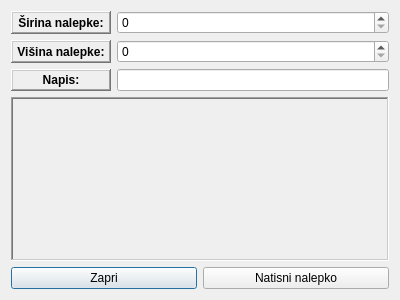
Old version of the form novanalepka.ui in the repository nejcSedo/PrintNalepk.
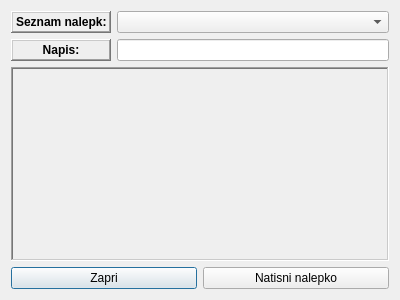
New version of the form.

```diff
--- a/novanalepka.ui
+++ b/novanalepka.ui
@@ -15,62 +15,12 @@
   </property>
   <layout class="QGridLayout" name="gridLayout">
    <item row="0" column="0">
-    <layout class="QHBoxLayout" name="horizontalLayout_4">
-     <item>
-      <widget class="QLabel" name="label">
-       <property name="minimumSize">
-        <size>
-         <width>100</width>
-         <height>0</height>
-        </size>
-       </property>
-       <property name="maximumSize">
-        <size>
-         <width>80</width>
-         <height>16777215</height>
-        </size>
-       </property>
-       <property name="font">
-        <font>
-         <weight>75</weight>
-         <bold>true</bold>
-        </font>
-       </property>
-       <property name="frameShape">
-        <enum>QFrame::WinPanel</enum>
-       </property>
-       <property name="frameShadow">
-        <enum>QFrame::Raised</enum>
-       </property>
-       <property name="text">
-        <string>Širina nalepke:</string>
-       </property>
-       <property name="alignment">
-        <set>Qt::AlignCenter</set>
-       </property>
-       <property name="buddy">
-        <cstring>spinBox_sirinaNalepke</cstring>
-       </property>
-      </widget>
-     </item>
-     <item>
-      <widget class="QSpinBox" name="spinBox_sirinaNalepke"/>
-     </item>
-    </layout>
-   </item>
-   <item row="1" column="0">
     <layout class="QHBoxLayout" name="horizontalLayout_3">
      <item>
-      <widget class="QLabel" name="label_2">
-       <property name="minimumSize">
-        <size>
-         <width>100</width>
-         <height>0</height>
-        </size>
-       </property>
+      <widget class="QLabel" name="label_seznamNalepk">
        <property name="maximumSize">
         <size>
-         <width>80</width>
+         <width>100</width>
          <height>16777215</height>
         </size>
        </property>
@@ -87,22 +37,16 @@
         <enum>QFrame::Raised</enum>
        </property>
        <property name="text">
-        <string>Višina nalepke:</string>
-       </property>
-       <property name="alignment">
-        <set>Qt::AlignCenter</set>
-       </property>
-       <property name="buddy">
-        <cstring>spinBox_visinaNalepke</cstring>
+        <string>Seznam nalepk:</string>
        </property>
       </widget>
      </item>
      <item>
-      <widget class="QSpinBox" name="spinBox_visinaNalepke"/>
+      <widget class="QComboBox" name="comboBox_seznamNalepk"/>
      </item>
     </layout>
    </item>
-   <item row="2" column="0">
+   <item row="1" column="0">
     <layout class="QHBoxLayout" name="horizontalLayout">
      <item>
       <widget class="QLabel" name="label_napis">
@@ -140,7 +84,7 @@
      </item>
     </layout>
    </item>
-   <item row="3" column="0">
+   <item row="2" column="0">
     <widget class="QLabel" name="label_qrcode">
      <property name="sizePolicy">
       <sizepolicy hsizetype="Preferred" vsizetype="MinimumExpanding">
```
Left out of the diff: 2 changed lines with no effect on the pictures.
